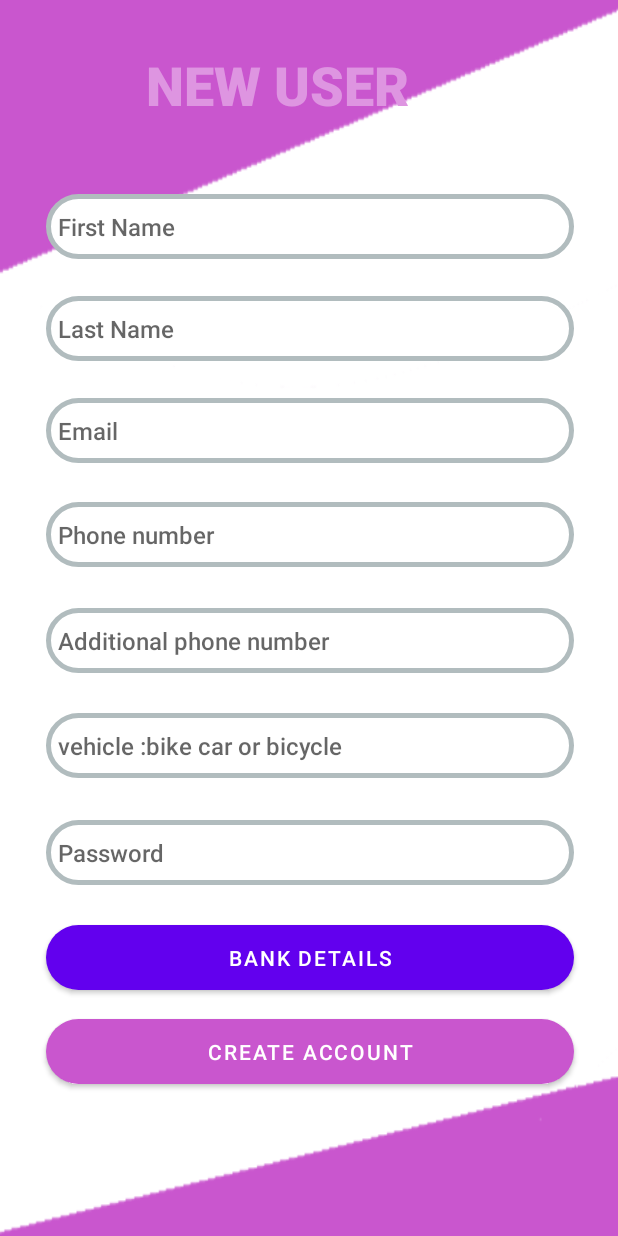
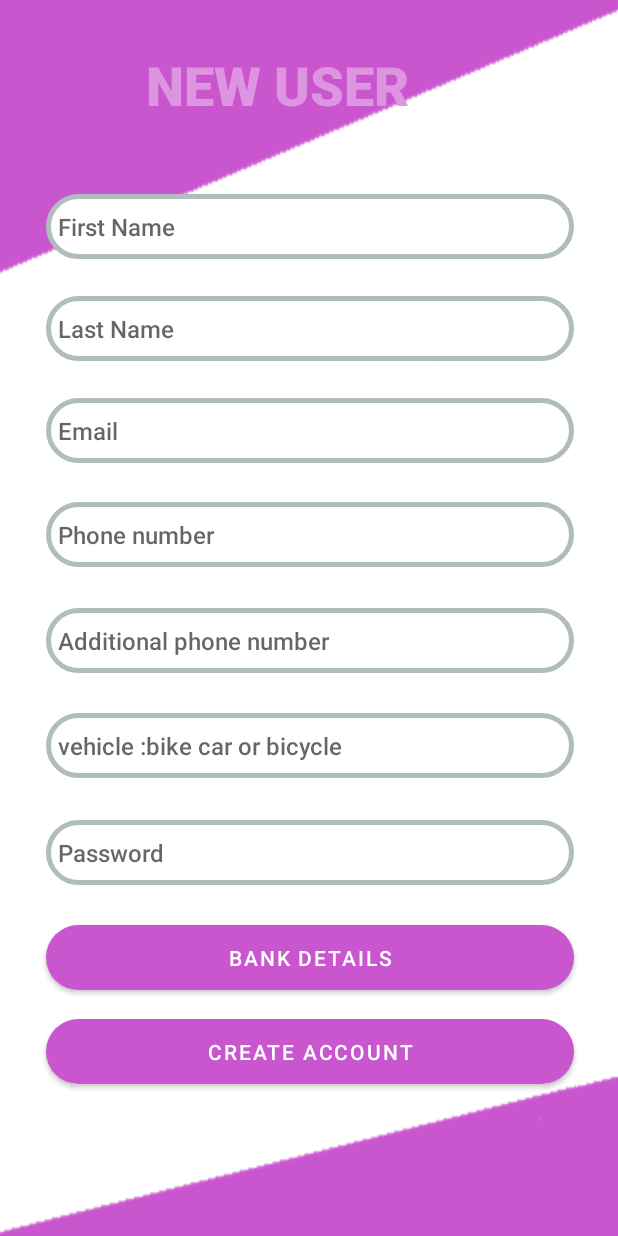
Before and after one commit to FDelivery/courier_app, an Android app: the RegisterNewCourier screen opened directly, with no data from a screen before it, on a phone screen of 412 x 824 dp. Run offline under Robolectric (Android 15) with nearby library versions, the phone set to English and light mode, and no system bars.

Commit message:
Update activity_register_new_courier.xml

```diff
--- a/app/src/main/res/layout/activity_register_new_courier.xml
+++ b/app/src/main/res/layout/activity_register_new_courier.xml
@@ -167,7 +167,7 @@
         android:background="@drawable/round_buttom"
         android:text="@string/enter_bank"
         android:textColor="#ffffff"
-        app:backgroundTint="c956ce"
+        app:backgroundTint="#c956ce"
         app:layout_constraintBottom_toBottomOf="parent"
         app:layout_constraintEnd_toEndOf="parent"
         app:layout_constraintHorizontal_bias="0.508"
```
